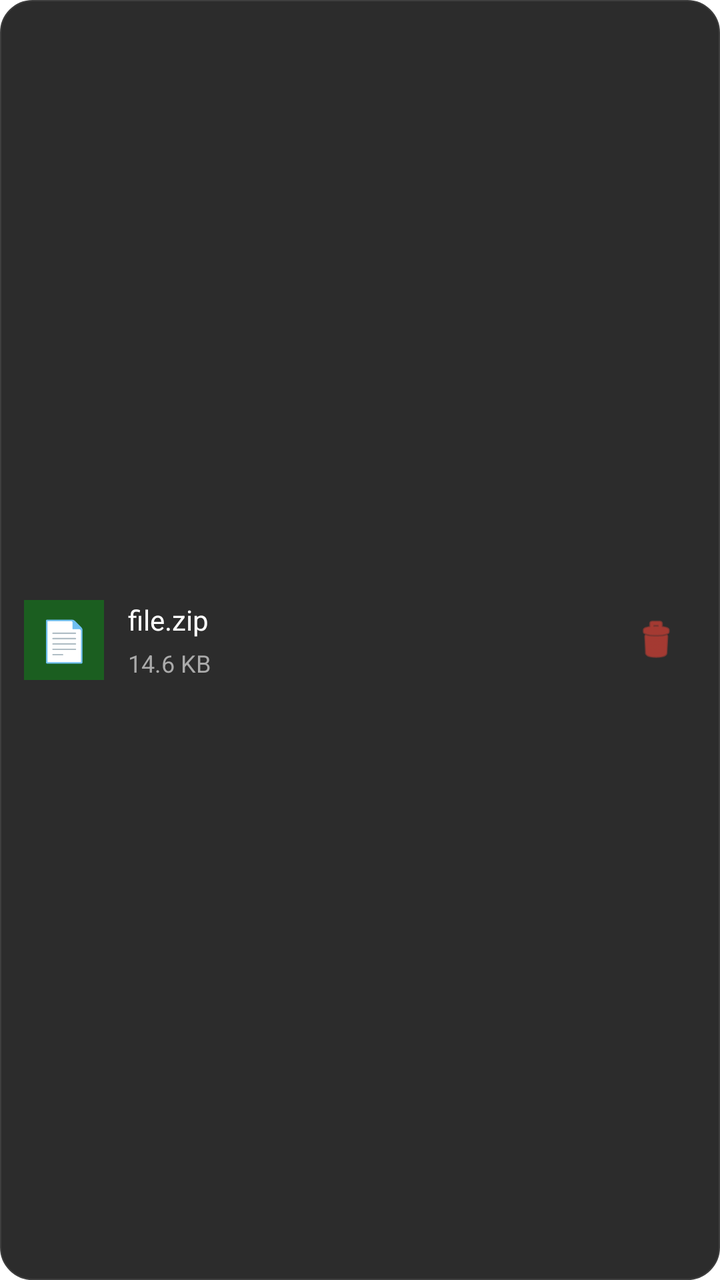
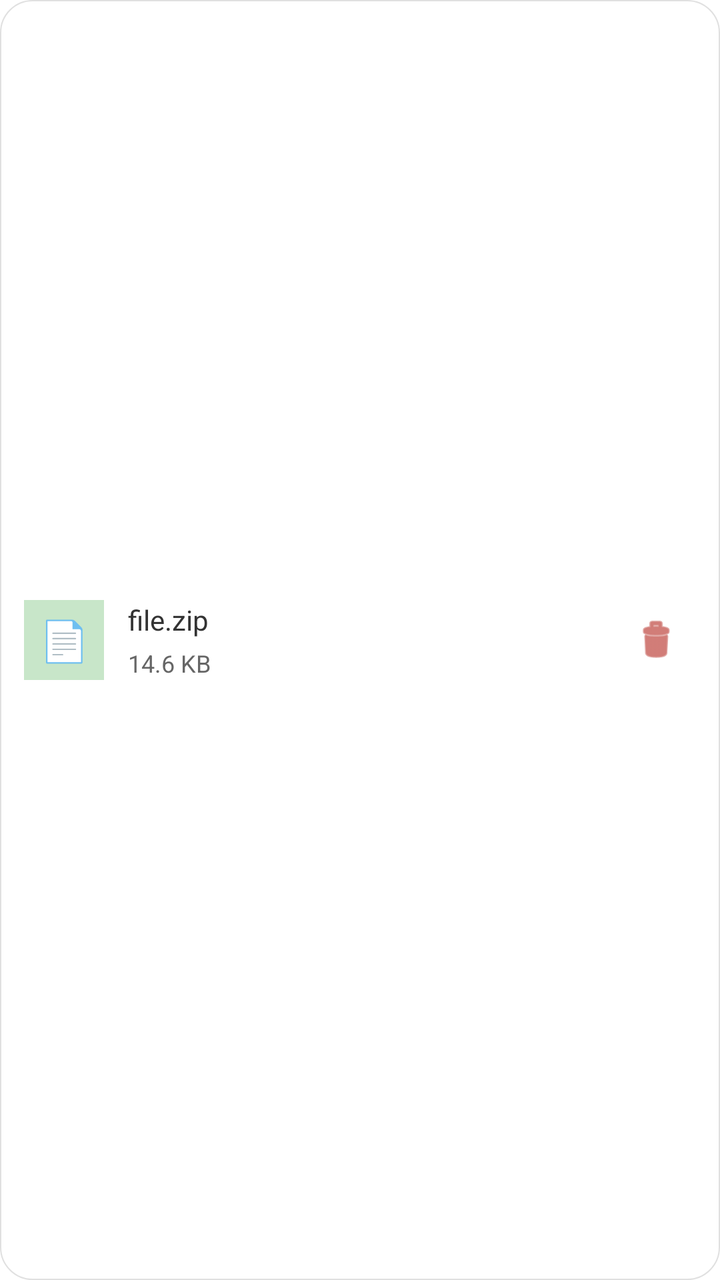

Two renders of the same Android screen: before a commit and after it. Below are the layout's source before the change and the commit's diff.
<!-- AndroidManifest.xml: application theme android:Theme.Light -->
<!-- res/layout/item_selected_file.xml -->
<?xml version="1.0" encoding="utf-8"?>
<LinearLayout xmlns:android="http://schemas.android.com/apk/res/android"
    android:layout_width="match_parent"
    android:layout_height="wrap_content"
    android:orientation="horizontal"
    android:background="@drawable/bg_md3_card_dark"
    android:padding="12dp"
    android:gravity="center_vertical"
    android:layout_marginBottom="12dp">

    
    <TextView
        android:layout_width="40dp"
        android:layout_height="40dp"
        android:text="📄"
        android:textSize="20sp"
        android:gravity="center"
        android:background="#1B5E20"
        android:layout_marginRight="12dp"/>

    
    <LinearLayout
        android:layout_width="0dp"
        android:layout_weight="1"
        android:layout_height="wrap_content"
        android:orientation="vertical">
        <TextView
            android:id="@+id/item_name"
            android:layout_width="match_parent"
            android:layout_height="wrap_content"
            android:text="file.zip"
            android:textColor="#FFFFFF"
            android:textSize="14sp"
            android:singleLine="true"
            android:ellipsize="middle"/>
        <TextView
            android:id="@+id/item_size"
            android:layout_width="wrap_content"
            android:layout_height="wrap_content"
            android:text="14.6 KB"
            android:textColor="#AAAAAA"
            android:textSize="12sp"
            android:layout_marginTop="4dp"/>
    </LinearLayout>

    
    <ImageView
        android:id="@+id/btn_item_delete"
        android:layout_width="40dp"
        android:layout_height="40dp"
        android:src="@android:drawable/ic_menu_delete"
        android:padding="8dp"
        android:tint="#F44336"/>
</LinearLayout>
<!-- resources referenced by this layout -->
<resources>
  <!-- drawable bg_md3_card_dark (drawable) -->
  <?xml version="1.0" encoding="utf-8"?>
  <shape xmlns:android="http://schemas.android.com/apk/res/android">
      <solid android:color="#2C2C2C"/>
      <corners android:radius="16dp"/>
      <stroke android:width="0.5dp" android:color="#3E3E3E"/>
  </shape>
</resources>

<!-- the commit's change to res/layout/item_selected_file.xml (unified diff, before → after) -->
@@ -3,7 +3,8 @@
     android:layout_width="match_parent"
     android:layout_height="wrap_content"
     android:orientation="horizontal"
-    android:background="@drawable/bg_md3_card_dark"
+    android:background="@drawable/bg_md3_card"
+    android:tag="card"
     android:padding="12dp"
     android:gravity="center_vertical"
     android:layout_marginBottom="12dp">
@@ -15,7 +16,7 @@
         android:text="📄"
         android:textSize="20sp"
         android:gravity="center"
-        android:background="#1B5E20"
+        android:background="#C8E6C9"
         android:layout_marginRight="12dp"/>
 
     
@@ -29,7 +30,7 @@
             android:layout_width="match_parent"
             android:layout_height="wrap_content"
             android:text="file.zip"
-            android:textColor="#FFFFFF"
+            android:textColor="#333333"
             android:textSize="14sp"
             android:singleLine="true"
             android:ellipsize="middle"/>
@@ -38,7 +39,7 @@
             android:layout_width="wrap_content"
             android:layout_height="wrap_content"
             android:text="14.6 KB"
-            android:textColor="#AAAAAA"
+            android:textColor="#666666"
             android:textSize="12sp"
             android:layout_marginTop="4dp"/>
     </LinearLayout>
@@ -50,5 +51,5 @@
         android:layout_height="40dp"
         android:src="@android:drawable/ic_menu_delete"
         android:padding="8dp"
-        android:tint="#F44336"/>
+        android:tint="#B3261E"/>
 </LinearLayout>
<!-- resource entries referenced after the edit -->
@@ -1,11 +1,11 @@
 <!-- resources referenced by this layout -->
 <resources>
-  <!-- drawable bg_md3_card_dark (drawable) -->
+  <!-- drawable bg_md3_card (drawable) -->
   <?xml version="1.0" encoding="utf-8"?>
   <shape xmlns:android="http://schemas.android.com/apk/res/android">
-      <solid android:color="#2C2C2C"/>
+      <solid android:color="#FFFFFF"/>
       <corners android:radius="16dp"/>
-      <stroke android:width="0.5dp" android:color="#3E3E3E"/>
+      <stroke android:width="0.5dp" android:color="#E0E0E0"/>
   </shape>
 </resources>
 
